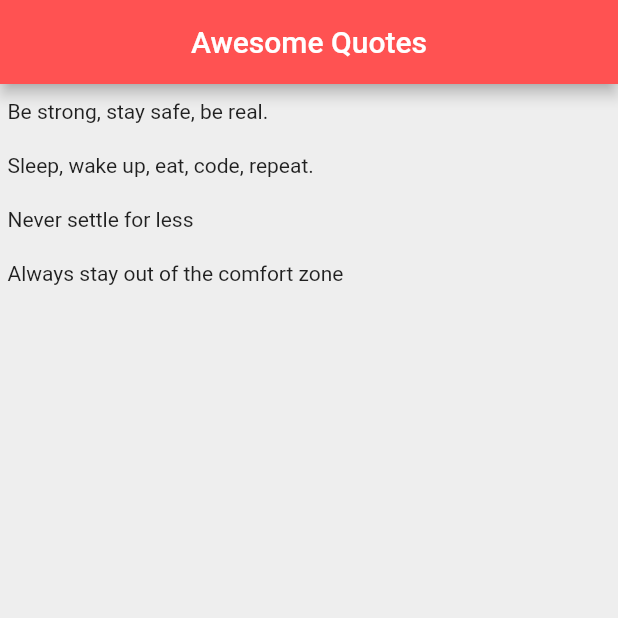
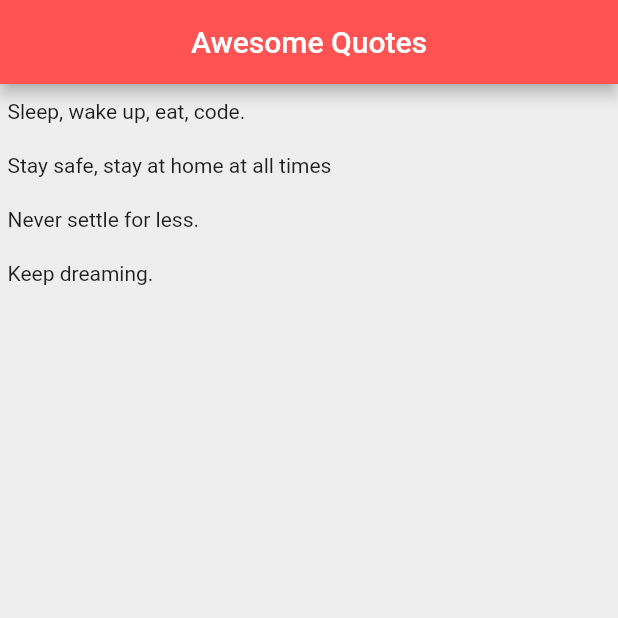
Before and after one commit to phyzikhs/flutter2_ninja_card, a Flutter app: the screen it shows after launch, on a phone screen of 412 x 824 dp, the top half of it. Run offline on Flutter 3.47's test engine with Material 2 defaults, Android fonts, the phone set to English and light mode, and no system bars.

Commit message:
Empty list accomodation

```diff
--- a/quote_list/lib/main.dart
+++ b/quote_list/lib/main.dart
@@ -12,11 +12,12 @@ class QuoteList extends StatefulWidget {
 class _QuoteListState extends State<QuoteList> {
 
   List<String> quotes = [
-    'Be strong, stay safe, be real.',
-    'Sleep, wake up, eat, code, repeat.',
-    'Never settle for less',
-    'Always stay out of the comfort zone',
+    'Sleep, wake up, eat, code.',
+    'Stay safe, stay at home at all times',
+    'Never settle for less.',
+    'Keep dreaming.',
   ];
+
   @override
   Widget build(BuildContext context) {
     return Scaffold(
@@ -29,7 +30,18 @@ class _QuoteListState extends State<QuoteList> {
       body: Column(
         mainAxisAlignment: MainAxisAlignment.start,
         crossAxisAlignment: CrossAxisAlignment.start,
-        children: quotes.map((quote) => Container(
+        children: (quotes==null || quotes.length==0) ? [
+          Container(
+            padding: EdgeInsets.symmetric(vertical: 10.0, horizontal: 5.0),
+          child: Text(
+            'NO QUOTES',
+            style: TextStyle(
+              color: Colors.cyanAccent,
+              backgroundColor: Colors.pinkAccent,
+            ),
+          ),
+        ),
+        ] : quotes.map((quote) => Container(
           padding: EdgeInsets.symmetric(vertical: 10.0, horizontal: 5.0),
             child: Text(quote),
         )).toList(),
```
